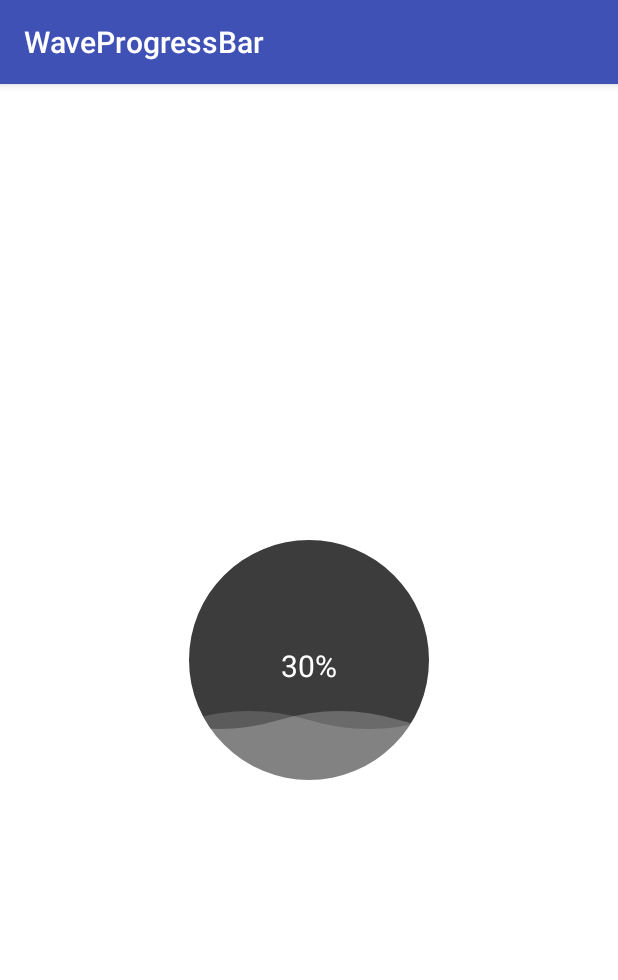
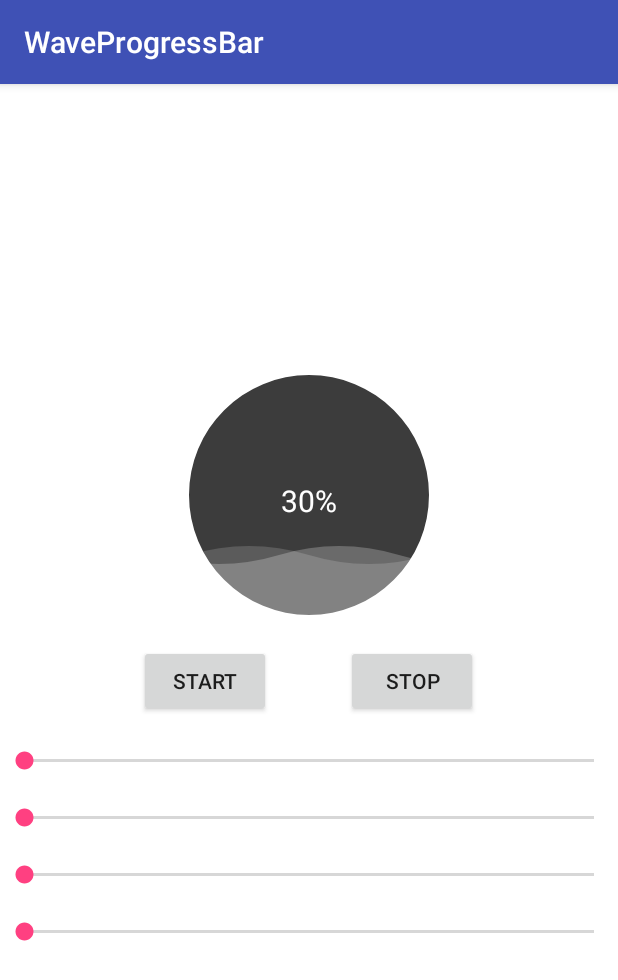
Before and after one commit to cjiahuan/WaveProgressBar, an Android app: the screen it shows after launch (MainActivity), on a phone screen of 412 x 824 dp. Shown: the top 980 px of the screen. Run offline under Robolectric (Android 15) with nearby library versions, the phone set to English and light mode, and no system bars.

Commit message:
demo cjh

```diff
--- a/app/src/main/java/cjh/waveprogressbar/MainActivity.java
+++ b/app/src/main/java/cjh/waveprogressbar/MainActivity.java
@@ -2,6 +2,8 @@ package cjh.waveprogressbar;
 
 import android.support.v7.app.AppCompatActivity;
 import android.os.Bundle;
+import android.view.View;
+import android.widget.SeekBar;
 
 import java.util.Timer;
 import java.util.TimerTask;
@@ -13,6 +15,8 @@ public class MainActivity extends AppCompatActivity {
 
     private WaveProgressBar waveProgressbar;
 
+    private SeekBar changeWave, changeProgress, changeText, changeMargin;
+
     private Timer mTimer;
     private TimerTask mTimerTask;
     private int progress;
@@ -23,6 +27,81 @@ public class MainActivity extends AppCompatActivity {
         setContentView(R.layout.activity_main);
 
         waveProgressbar = (WaveProgressBar) findViewById(R.id.waveProgressbar);
+
+        changeWave = (SeekBar) findViewById(R.id.changeWave);
+        changeProgress = (SeekBar) findViewById(R.id.changeProgress);
+        changeText = (SeekBar) findViewById(R.id.changeText);
+        changeMargin = (SeekBar) findViewById(R.id.changeMargin);
+
+
+        changeWave.setOnSeekBarChangeListener(new SeekBar.OnSeekBarChangeListener() {
+            @Override
+            public void onProgressChanged(SeekBar seekBar, int i, boolean b) {
+                waveProgressbar.setDwave(i);
+            }
+
+            @Override
+            public void onStartTrackingTouch(SeekBar seekBar) {
+
+            }
+
+            @Override
+            public void onStopTrackingTouch(SeekBar seekBar) {
+
+            }
+        });
+
+        changeProgress.setOnSeekBarChangeListener(new SeekBar.OnSeekBarChangeListener() {
+            @Override
+            public void onProgressChanged(SeekBar seekBar, int i, boolean b) {
+                waveProgressbar.setProgress(i);
+            }
+
+            @Override
+            public void onStartTrackingTouch(SeekBar seekBar) {
+
+            }
+
+            @Override
+            public void onStopTrackingTouch(SeekBar seekBar) {
+
+            }
+        });
+
+        changeText.setOnSeekBarChangeListener(new SeekBar.OnSeekBarChangeListener() {
+            @Override
+            public void onProgressChanged(SeekBar seekBar, int i, boolean b) {
+                waveProgressbar.setTextSize(i);
+            }
+
+            @Override
+            public void onStartTrackingTouch(SeekBar seekBar) {
+
+            }
+
+            @Override
+            public void onStopTrackingTouch(SeekBar seekBar) {
+
+            }
+        });
+
+        changeMargin.setOnSeekBarChangeListener(new SeekBar.OnSeekBarChangeListener() {
+            @Override
+            public void onProgressChanged(SeekBar seekBar, int i, boolean b) {
+                waveProgressbar.setTextMarginTop(4 * i);
+            }
+
+            @Override
+            public void onStartTrackingTouch(SeekBar seekBar) {
+
+            }
+
+            @Override
+            public void onStopTrackingTouch(SeekBar seekBar) {
+
+            }
+        });
+
 
         mTimer = new Timer();
         mTimerTask = new TimerTask() {
@@ -36,12 +115,21 @@ public class MainActivity extends AppCompatActivity {
                     }
                 });
 
-                if(progress == 100){
-                   progress = 0;
+                if (progress == 100) {
+                    progress = 0;
                 }
             }
         };
 
+
+    }
+
+
+    public void start(View view) {
         mTimer.schedule(mTimerTask, 3000, 80);
     }
+
+    public void stop(View view) {
+        mTimer.cancel();
+    }
 }
--- a/app/src/main/res/layout/activity_main.xml
+++ b/app/src/main/res/layout/activity_main.xml
@@ -1,5 +1,5 @@
 <?xml version="1.0" encoding="utf-8"?>
-<RelativeLayout xmlns:android="http://schemas.android.com/apk/res/android"
+<LinearLayout xmlns:android="http://schemas.android.com/apk/res/android"
     xmlns:app="http://schemas.android.com/apk/res-auto"
     xmlns:tools="http://schemas.android.com/tools"
     android:id="@+id/activity_main"
@@ -7,6 +7,7 @@
     android:layout_height="match_parent"
     android:background="#ffffff"
     android:gravity="center"
+    android:orientation="vertical"
     tools:context="cjh.waveprogressbar.MainActivity">
 
     <cjh.WaveProgressBarlibrary.WaveProgressBar
@@ -20,5 +21,58 @@
         app:text_size="20sp" />
 
 
+    <LinearLayout
+        android:layout_width="match_parent"
+        android:layout_height="wrap_content"
+        android:layout_marginTop="20dp"
+        android:gravity="center"
+        android:orientation="horizontal">
 
-</RelativeLayout>
+        <Button
+            android:layout_width="wrap_content"
+            android:layout_height="wrap_content"
+            android:onClick="start"
+            android:text="start" />
+
+        <Button
+            android:layout_width="wrap_content"
+            android:layout_height="wrap_content"
+            android:layout_marginLeft="50dp"
+            android:onClick="stop"
+            android:text="stop" />
+
+    </LinearLayout>
+
+    <SeekBar
+        android:id="@+id/changeWave"
+        android:layout_width="match_parent"
+        android:layout_height="wrap_content"
+        android:layout_marginTop="20dp"
+        android:max="100"
+        android:progress="0" />
+
+    <SeekBar
+        android:id="@+id/changeProgress"
+        android:layout_width="match_parent"
+        android:layout_height="wrap_content"
+        android:layout_marginTop="20dp"
+        android:max="100"
+        android:progress="0" />
+
+    <SeekBar
+        android:id="@+id/changeText"
+        android:layout_width="match_parent"
+        android:layout_height="wrap_content"
+        android:layout_marginTop="20dp"
+        android:max="100"
+        android:progress="0" />
+
+    <SeekBar
+        android:id="@+id/changeMargin"
+        android:layout_width="match_parent"
+        android:layout_height="wrap_content"
+        android:layout_marginTop="20dp"
+        android:max="100"
+        android:progress="0" />
+
+</LinearLayout>
```
Also changed, not shown: waveprogressbarlibrary/src/main/java/cjh/WaveProgressBarlibrary/WaveProgressBar.java (+8 -1 lines).
